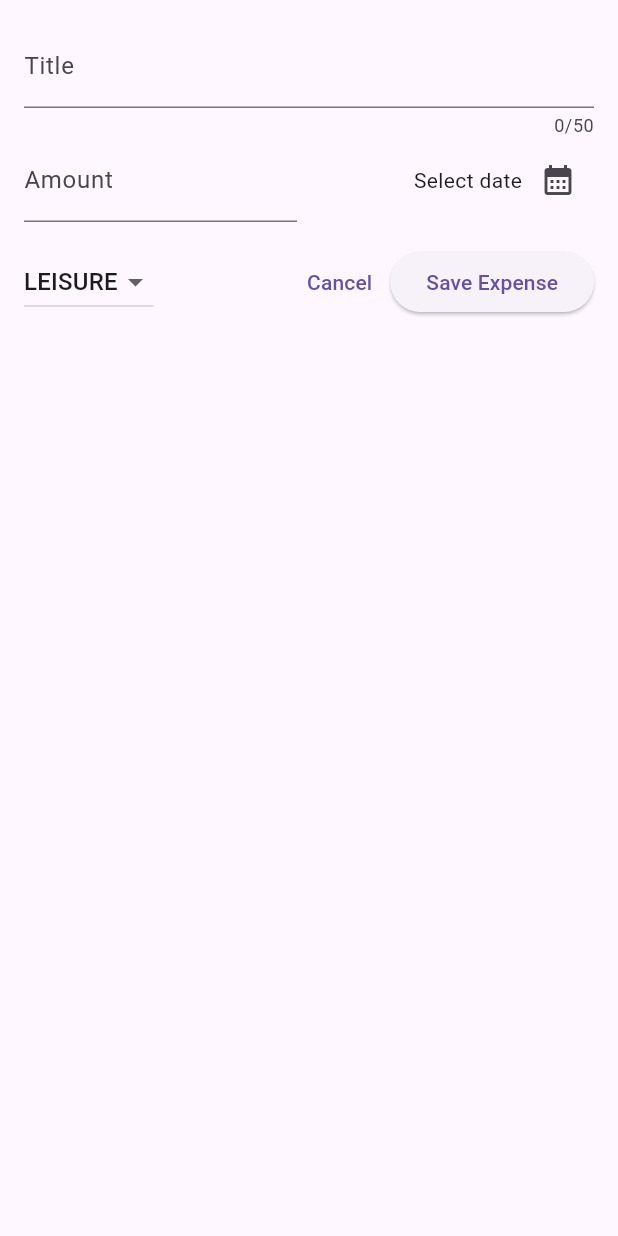
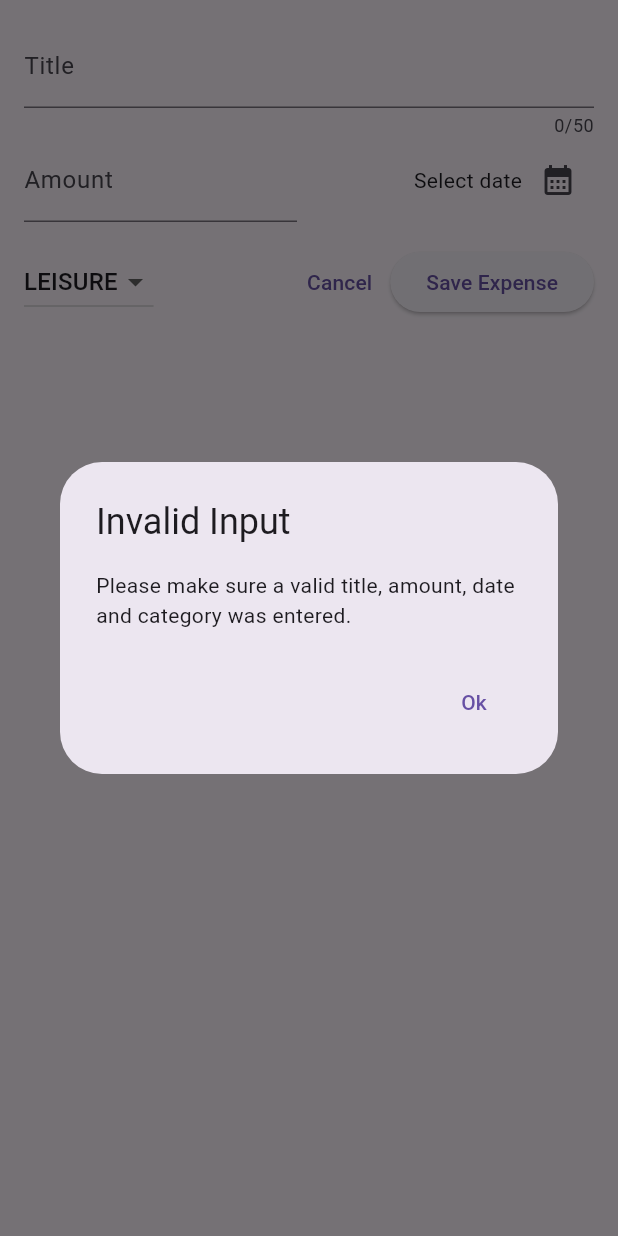
Before and after one commit to loloa/FLUTTER, a Flutter app: the NewExpense screen opened directly, after a tap on "Save Expense", on a phone screen of 412 x 824 dp. Run offline on Flutter 3.47's test engine with Material 3 defaults, Android fonts, the phone set to English and light mode, and no system bars.

Commit message:
validation method with alert for error

```diff
--- a/lib/widgets/new_expense.dart
+++ b/lib/widgets/new_expense.dart
@@ -43,6 +43,37 @@
     return _selectedDate == null
         ? 'Select date'
         : formater.format(_selectedDate!);
+  }
+
+  void _submitExpenseData() {
+    final enteredAmount = double.tryParse(_amountController.text);
+    final amountIsInvalid = enteredAmount == null || enteredAmount < 0;
+
+    if (_titleController.text.trim().isEmpty ||
+        amountIsInvalid ||
+        _selectedDate == null) {
+      showDialog(
+        context: context,
+        builder:
+            (ctx) => AlertDialog(
+              title: const Text('Invalid Input'),
+              content: const Text(
+                'Please make sure a valid title, amount, date and category was entered.',
+              ),
+              actions: [
+                TextButton(
+                  onPressed: () {
+                    Navigator.pop(ctx);
+                  },
+                  child: const Text('Ok'),
+                ),
+              ],
+            ),
+      );
+      return;
+    }
+
+    // valid case
   }
 
   /*
@@ -137,10 +168,7 @@
                     child: Text('Cancel'),
                   ),
                   ElevatedButton(
-                    onPressed: () {
-                      print(_titleController.text);
-                      print(_amountController.text);
-                    },
+                    onPressed: _submitExpenseData,
                     child: const Text('Save Expense'),
                   ),
                 ],
```
